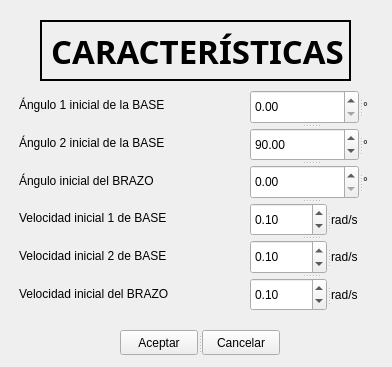
Qt form datalist.ui (gonzafernan/robot-arm-qtsim) before a commit.
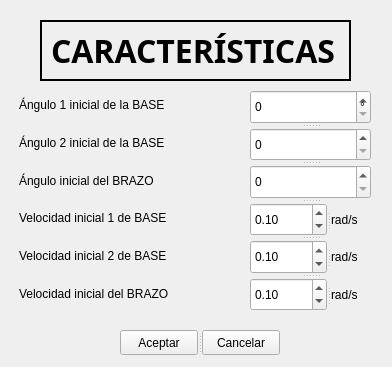
The same form after that commit.

Commit message: modificado archivos datalist

Diff of the .ui file:
```diff
--- a/datalist.ui
+++ b/datalist.ui
@@ -24,8 +24,8 @@
    </property>
    <property name="font">
     <font>
-     <family>Sawasdee</family>
-     <pointsize>25</pointsize>
+     <family>Noto Sans</family>
+     <pointsize>24</pointsize>
      <weight>75</weight>
      <bold>true</bold>
     </font>
@@ -136,64 +136,19 @@
     <property name="orientation">
      <enum>Qt::Horizontal</enum>
     </property>
-    <widget class="QDoubleSpinBox" name="ABa1">
-     <property name="minimum">
-      <double>0.000000000000000</double>
-     </property>
-     <property name="maximum">
-      <double>360.000000000000000</double>
-     </property>
-     <property name="value">
-      <double>0.000000000000000</double>
-     </property>
-    </widget>
-    <widget class="QLabel" name="label_9">
-     <property name="text">
-      <string>°</string>
-     </property>
-    </widget>
+    <widget class="QSpinBox" name="angle1"/>
    </widget>
    <widget class="QSplitter" name="splitter_2">
     <property name="orientation">
      <enum>Qt::Horizontal</enum>
     </property>
-    <widget class="QDoubleSpinBox" name="ABa2">
-     <property name="minimum">
-      <double>0.000000000000000</double>
-     </property>
-     <property name="maximum">
-      <double>360.000000000000000</double>
-     </property>
-     <property name="value">
-      <double>90.000000000000000</double>
-     </property>
-    </widget>
-    <widget class="QLabel" name="label_8">
-     <property name="text">
-      <string>°</string>
-     </property>
-    </widget>
+    <widget class="QSpinBox" name="angle2"/>
    </widget>
    <widget class="QSplitter" name="splitter_3">
     <property name="orientation">
      <enum>Qt::Horizontal</enum>
     </property>
-    <widget class="QDoubleSpinBox" name="ABr">
-     <property name="minimum">
-      <double>0.000000000000000</double>
-     </property>
-     <property name="maximum">
-      <double>360.000000000000000</double>
-     </property>
-     <property name="value">
-      <double>0.000000000000000</double>
-     </property>
-    </widget>
-    <widget class="QLabel" name="label_10">
-     <property name="text">
-      <string>°</string>
-     </property>
-    </widget>
+    <widget class="QSpinBox" name="angle3"/>
    </widget>
    <widget class="QSplitter" name="splitter_4">
     <property name="orientation">
@@ -256,6 +211,19 @@
     </widget>
    </widget>
   </widget>
+  <widget class="QLabel" name="label_9">
+   <property name="geometry">
+    <rect>
+     <x>360</x>
+     <y>90</y>
+     <width>16</width>
+     <height>34</height>
+    </rect>
+   </property>
+   <property name="text">
+    <string>°</string>
+   </property>
+  </widget>
  </widget>
  <resources/>
  <connections/>
```
Left out of the diff: 6 changed lines with no effect on the pictures. The commit also changes 3 other files.
